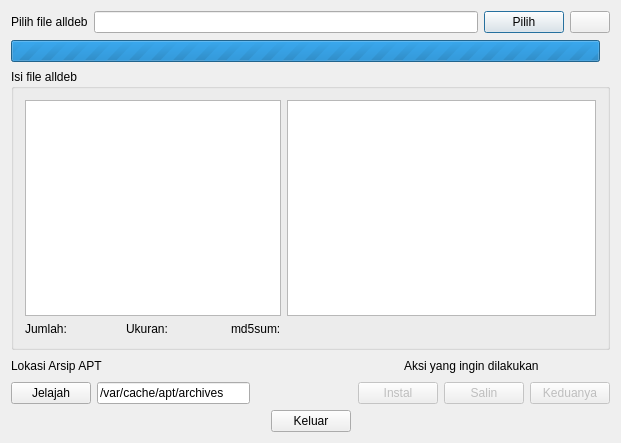
Above: dialog.ui from grOS-TEAM/alldeb-source before the change. Below: the same form after it.
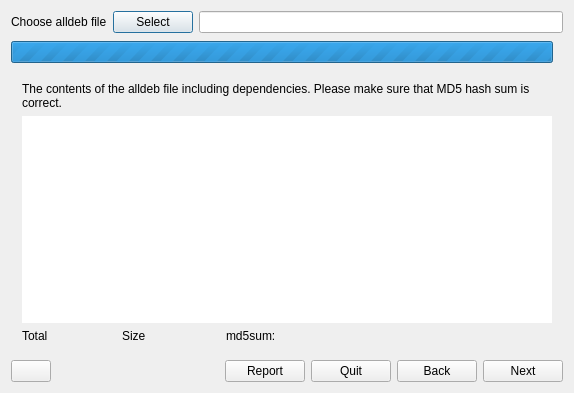
That is the form after the change. The open tabs and pages were chosen to show the change. Icons and pictures are not drawn.

Commit message: Menggabungkan kode dari cabang alldeb-installer next. Menambah README dan COPYING.

```diff
--- a/dialog.ui
+++ b/dialog.ui
@@ -6,8 +6,8 @@
    <rect>
     <x>0</x>
     <y>0</y>
-    <width>621</width>
-    <height>443</height>
+    <width>574</width>
+    <height>393</height>
    </rect>
   </property>
   <property name="windowTitle">
@@ -18,17 +18,22 @@
     <normaloff/>
    </iconset>
   </property>
-  <layout class="QGridLayout" name="gridLayout_2">
-   <item row="0" column="0" colspan="3">
-    <layout class="QHBoxLayout" name="horizontalLayout_2">
-     <item>
+  <layout class="QGridLayout" name="gridLayout">
+   <item row="0" column="0">
       <widget class="QLabel" name="labelPilih">
        <property name="text">
-        <string>Pilih file alldeb</string>
+      <string>Choose alldeb file</string>
        </property>
       </widget>
      </item>
-     <item>
+   <item row="0" column="1">
+    <widget class="QPushButton" name="btnCariFile">
+     <property name="text">
+      <string>Select</string>
+     </property>
+    </widget>
+   </item>
+   <item row="0" column="2">
       <widget class="QLineEdit" name="tempatFile">
        <property name="sizePolicy">
         <sizepolicy hsizetype="Expanding" vsizetype="Fixed">
@@ -50,33 +55,6 @@
        </property>
       </widget>
      </item>
-     <item>
-      <widget class="QPushButton" name="btnCariFile">
-       <property name="text">
-        <string>Pilih</string>
-       </property>
-      </widget>
-     </item>
-     <item>
-      <widget class="QPushButton" name="btnInfo">
-       <property name="sizePolicy">
-        <sizepolicy hsizetype="Fixed" vsizetype="Fixed">
-         <horstretch>0</horstretch>
-         <verstretch>0</verstretch>
-        </sizepolicy>
-       </property>
-       <property name="text">
-        <string/>
-       </property>
-       <property name="icon">
-        <iconset theme="preferences-other">
-         <normaloff/>
-        </iconset>
-       </property>
-      </widget>
-     </item>
-    </layout>
-   </item>
    <item row="1" column="0" colspan="3">
     <layout class="QHBoxLayout" name="horizontalLayout_4">
      <item>
@@ -100,7 +78,7 @@
        <property name="sizeHint" stdset="0">
         <size>
          <width>10</width>
-         <height>24</height>
+         <height>26</height>
         </size>
        </property>
       </spacer>
@@ -108,32 +86,54 @@
     </layout>
    </item>
    <item row="2" column="0" colspan="3">
-    <widget class="QGroupBox" name="groupBox">
-     <property name="title">
-      <string>Isi file alldeb</string>
-     </property>
-     <layout class="QGridLayout" name="gridLayout">
-      <item row="0" column="0" colspan="5">
-       <widget class="QListWidget" name="daftarPaket"/>
-      </item>
-      <item row="0" column="5">
-       <widget class="QPlainTextEdit" name="infoPaket">
-        <property name="tabChangesFocus">
-         <bool>true</bool>
+    <widget class="QStackedWidget" name="stackedWidget">
+     <widget class="QWidget" name="page">
+      <layout class="QGridLayout" name="gridLayout_3">
+       <item row="0" column="0" colspan="2">
+        <widget class="QTextEdit" name="textEdit">
+         <property name="frameShape">
+          <enum>QFrame::NoFrame</enum>
+         </property>
+         <property name="frameShadow">
+          <enum>QFrame::Plain</enum>
         </property>
         <property name="readOnly">
          <bool>true</bool>
         </property>
        </widget>
       </item>
-      <item row="1" column="0">
+      </layout>
+     </widget>
+     <widget class="QWidget" name="page_2">
+      <layout class="QGridLayout" name="gridLayout_2">
+       <item row="0" column="0" colspan="6">
+        <widget class="QLabel" name="label">
+         <property name="text">
+          <string>The contents of the alldeb file including dependencies. Please make sure that MD5 hash sum is correct.</string>
+         </property>
+         <property name="wordWrap">
+          <bool>true</bool>
+         </property>
+        </widget>
+       </item>
+       <item row="1" column="0" colspan="6">
+        <widget class="QListWidget" name="daftarPaket">
+         <property name="frameShape">
+          <enum>QFrame::NoFrame</enum>
+         </property>
+         <property name="frameShadow">
+          <enum>QFrame::Plain</enum>
+         </property>
+        </widget>
+       </item>
+       <item row="2" column="0">
        <widget class="QLabel" name="labelJumlah">
         <property name="text">
-         <string>Jumlah:</string>
+          <string>Total</string>
         </property>
        </widget>
       </item>
-      <item row="1" column="1">
+       <item row="2" column="1">
        <widget class="QLabel" name="labelJumlahNilai">
         <property name="minimumSize">
          <size>
@@ -152,14 +152,14 @@
         </property>
        </widget>
       </item>
-      <item row="1" column="2">
+       <item row="2" column="2">
        <widget class="QLabel" name="labelUkuran">
         <property name="text">
-         <string>Ukuran:</string>
+          <string>Size</string>
         </property>
        </widget>
       </item>
-      <item row="1" column="3">
+       <item row="2" column="3">
        <widget class="QLabel" name="labelUkuranNilai">
         <property name="minimumSize">
          <size>
@@ -178,18 +178,18 @@
         </property>
        </widget>
       </item>
-      <item row="1" column="4">
+       <item row="2" column="4">
        <widget class="QLabel" name="labelMd5">
         <property name="text">
          <string>md5sum:</string>
         </property>
        </widget>
       </item>
-      <item row="1" column="5">
+       <item row="2" column="5">
        <widget class="QLabel" name="labelMd5Nilai">
         <property name="minimumSize">
          <size>
-          <width>211</width>
+           <width>270</width>
           <height>0</height>
          </size>
         </property>
@@ -200,43 +200,56 @@
       </item>
      </layout>
     </widget>
-   </item>
-   <item row="3" column="0">
-    <layout class="QVBoxLayout" name="verticalLayout">
-     <item>
-      <widget class="QLabel" name="labelArsip">
+     <widget class="QWidget" name="page_3">
+      <layout class="QGridLayout" name="gridLayout_4">
+       <item row="0" column="0">
+        <widget class="QLabel" name="label_2">
        <property name="text">
-        <string>Lokasi Arsip APT</string>
+          <string>Click Install button to begin installing.</string>
        </property>
       </widget>
      </item>
-     <item>
-      <layout class="QHBoxLayout" name="horizontalLayout_3">
-       <item>
-        <widget class="QPushButton" name="btnFolderApt">
-         <property name="text">
-          <string>Jelajah</string>
+       <item row="1" column="0">
+        <widget class="QPlainTextEdit" name="infoPaket">
+         <property name="frameShape">
+          <enum>QFrame::NoFrame</enum>
          </property>
+         <property name="frameShadow">
+          <enum>QFrame::Plain</enum>
+         </property>
+         <property name="tabChangesFocus">
+          <bool>true</bool>
+         </property>
+         <property name="readOnly">
+          <bool>true</bool>
+         </property>
         </widget>
        </item>
+      </layout>
+     </widget>
+    </widget>
+   </item>
+   <item row="3" column="0" colspan="3">
+    <layout class="QHBoxLayout" name="horizontalLayout">
        <item>
-        <widget class="QLineEdit" name="tempatApt">
-         <property name="minimumSize">
-          <size>
-           <width>153</width>
-           <height>0</height>
-          </size>
+      <widget class="QPushButton" name="btnInfo">
+       <property name="sizePolicy">
+        <sizepolicy hsizetype="Fixed" vsizetype="Fixed">
+         <horstretch>0</horstretch>
+         <verstretch>0</verstretch>
+        </sizepolicy>
          </property>
          <property name="text">
-          <string notr="true">/var/cache/apt/archives</string>
-         </property>
-        </widget>
-       </item>
-      </layout>
-     </item>
-    </layout>
-   </item>
-   <item row="3" column="1">
+        <string/>
+       </property>
+       <property name="icon">
+        <iconset theme="preferences-other">
+         <normaloff/>
+        </iconset>
+       </property>
+      </widget>
+     </item>
+     <item>
     <spacer name="horizontalSpacer_3">
      <property name="orientation">
       <enum>Qt::Horizontal</enum>
@@ -249,123 +262,44 @@
      </property>
     </spacer>
    </item>
-   <item row="3" column="2">
-    <layout class="QGridLayout" name="gridLayout_3">
-     <item row="0" column="0">
-      <spacer name="horizontalSpacer">
-       <property name="orientation">
-        <enum>Qt::Horizontal</enum>
-       </property>
-       <property name="sizeType">
-        <enum>QSizePolicy::Preferred</enum>
-       </property>
-       <property name="sizeHint" stdset="0">
-        <size>
-         <width>40</width>
-         <height>20</height>
-        </size>
-       </property>
-      </spacer>
-     </item>
-     <item row="0" column="1" colspan="3">
-      <widget class="QLabel" name="labelAksi">
-       <property name="text">
-        <string>Aksi yang ingin dilakukan</string>
-       </property>
-      </widget>
-     </item>
-     <item row="0" column="4">
-      <spacer name="horizontalSpacer_2">
-       <property name="orientation">
-        <enum>Qt::Horizontal</enum>
-       </property>
-       <property name="sizeType">
-        <enum>QSizePolicy::Preferred</enum>
-       </property>
-       <property name="sizeHint" stdset="0">
-        <size>
-         <width>40</width>
-         <height>20</height>
-        </size>
-       </property>
-      </spacer>
-     </item>
-     <item row="1" column="0" colspan="2">
-      <widget class="QPushButton" name="btnInstal">
-       <property name="enabled">
-        <bool>false</bool>
-       </property>
-       <property name="toolTip">
-        <string>&lt;html&gt;&lt;head/&gt;&lt;body&gt;&lt;p&gt;Mengekstrak file alldeb ke folder sementara, lalu melakukan instalasi seluruh file DEB dari sana.&lt;/p&gt;&lt;/body&gt;&lt;/html&gt;</string>
-       </property>
-       <property name="text">
-        <string>Instal</string>
-       </property>
-      </widget>
-     </item>
-     <item row="1" column="2">
-      <widget class="QPushButton" name="btnSalin">
-       <property name="enabled">
-        <bool>false</bool>
-       </property>
-       <property name="toolTip">
-        <string>&lt;html&gt;&lt;head/&gt;&lt;body&gt;&lt;p&gt;Mengekstrak file Alldeb ke /var/cache/apt/archive atau lokasi arsip APT yang anda tentukan sendiri.&lt;/p&gt;&lt;/body&gt;&lt;/html&gt;</string>
-       </property>
-       <property name="text">
-        <string>Salin</string>
-       </property>
-      </widget>
-     </item>
-     <item row="1" column="3" colspan="2">
-      <widget class="QPushButton" name="btnSalinIns">
-       <property name="enabled">
-        <bool>false</bool>
-       </property>
-       <property name="toolTip">
-        <string>&lt;html&gt;&lt;head/&gt;&lt;body&gt;&lt;p&gt;Lakukan kedua proses di samping, pertama menginstal, lalu menyalin atau memindahkannya ke lokasi arsip APT.&lt;/p&gt;&lt;/body&gt;&lt;/html&gt;</string>
-       </property>
-       <property name="text">
-        <string>Keduanya</string>
-       </property>
-      </widget>
-     </item>
-    </layout>
-   </item>
-   <item row="4" column="0" colspan="3">
-    <layout class="QHBoxLayout" name="horizontalLayout">
      <item>
-      <spacer name="horizontalSpacer_4">
-       <property name="orientation">
-        <enum>Qt::Horizontal</enum>
+      <widget class="QPushButton" name="btnReport">
+       <property name="text">
+        <string>Report</string>
        </property>
-       <property name="sizeHint" stdset="0">
-        <size>
-         <width>225</width>
-         <height>20</height>
-        </size>
-       </property>
-      </spacer>
+      </widget>
      </item>
      <item>
       <widget class="QPushButton" name="btnKeluarProg">
        <property name="text">
-        <string>Keluar</string>
+        <string>Quit</string>
        </property>
       </widget>
      </item>
      <item>
-      <spacer name="horizontalSpacer_5">
-       <property name="orientation">
-        <enum>Qt::Horizontal</enum>
+      <widget class="QPushButton" name="btnMundur">
+       <property name="text">
+        <string>Back</string>
        </property>
-       <property name="sizeHint" stdset="0">
-        <size>
-         <width>245</width>
-         <height>20</height>
-        </size>
+       <property name="icon">
+        <iconset theme="go-previous">
+         <normaloff/>
+        </iconset>
        </property>
-      </spacer>
+      </widget>
      </item>
+     <item>
+      <widget class="QPushButton" name="btnInstal">
+       <property name="text">
+        <string>Next</string>
+       </property>
+       <property name="icon">
+        <iconset theme="go-next">
+         <normaloff/>
+        </iconset>
+       </property>
+      </widget>
+     </item>
     </layout>
    </item>
   </layout>
```
Left out of the diff: 13 changed lines with no effect on the pictures. Lines whose indentation alone changed are shown as unchanged. The commit also changes 10 other files.
